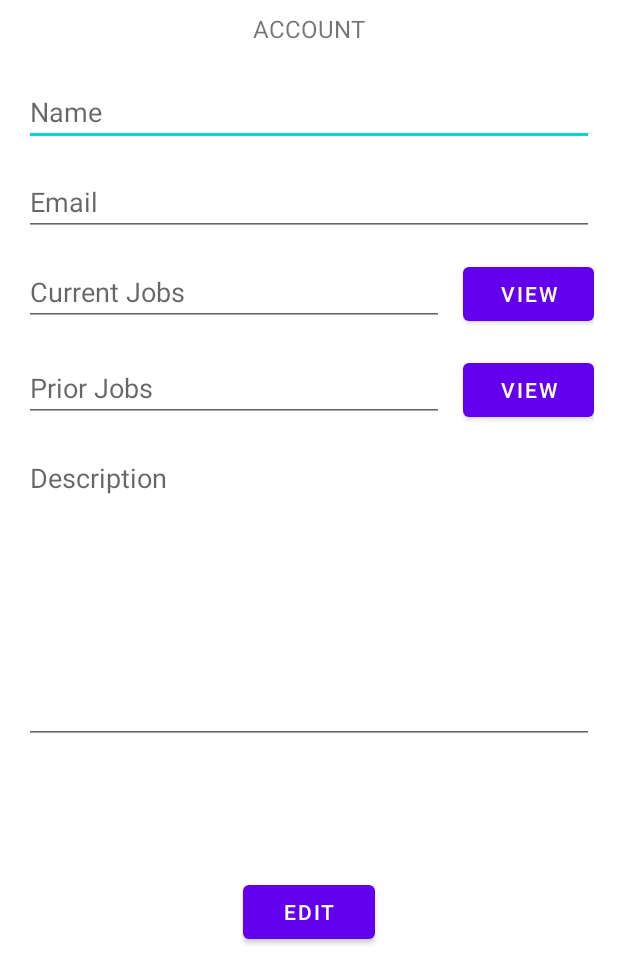
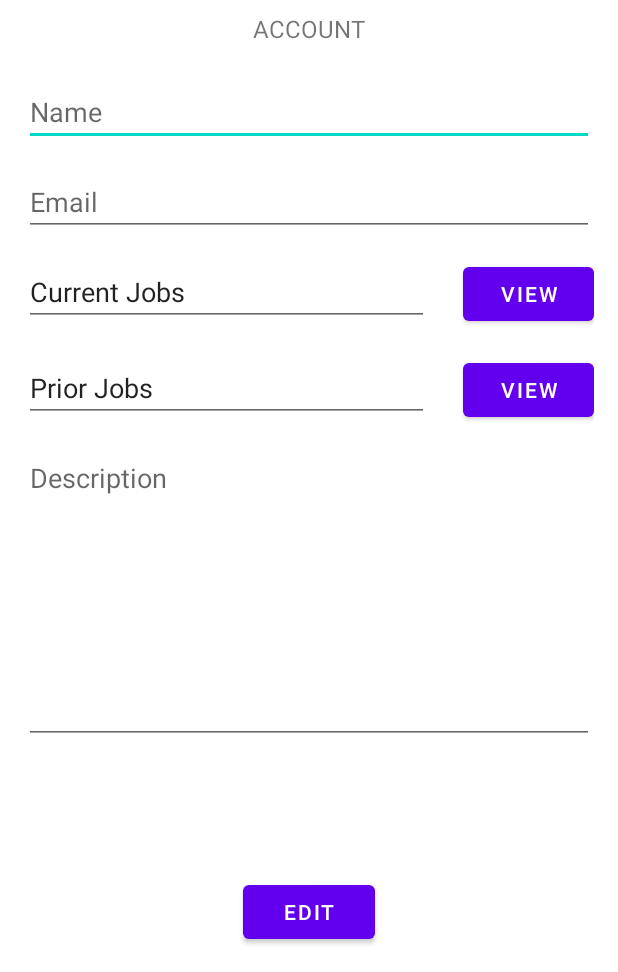
Before and after one commit to MichaelG922/Smarternships, an Android app: the ViewAccountActivity screen opened directly, with no data from a screen before it, on a phone screen of 412 x 824 dp, the part 264-1236 px from its top. Run offline under Robolectric (Android 15) with nearby library versions, the phone set to English and light mode, and no system bars; our stand-ins replace Firebase (no records; nobody signed in at launch, a user with empty details on screens opened directly).

Commit message:
Updated database to retreive data. Create account now passes on to view account. View account now works and retreives data from the database. Updated user to contain more fields

```diff
--- /dev/null
+++ b/app/src/main/java/com/example/smarternships/data/model/OnGetDataListener.kt
@@ -0,0 +1,10 @@
+package com.example.smarternships.data.model
+
+import com.google.firebase.database.DataSnapshot
+
+
+interface OnGetDataListener {
+    fun onSuccess(dataSnapshot: DataSnapshot?)
+    fun onStart()
+    fun onFailure()
+}
--- a/app/src/main/java/com/example/smarternships/data/model/User.kt
+++ b/app/src/main/java/com/example/smarternships/data/model/User.kt
@@ -2,6 +2,9 @@ package com.example.smarternships.data.model
 
 data class User(
     val userName: String  = "",
+    val userEmail: String  = "",
     val userDescription: String  = "",
-    val isIntern: Boolean = true
+    val isIntern: Boolean = true,
+    val currentJobs: List<Job> = mutableListOf(),
+    val completedJobs: List<Job> = mutableListOf(),
 )
--- a/app/src/main/java/com/example/smarternships/ui/account/ViewAccountActivity.kt
+++ b/app/src/main/java/com/example/smarternships/ui/account/ViewAccountActivity.kt
@@ -1,7 +1,7 @@
 package com.example.smarternships.ui.account
 
-import android.content.Intent
 import android.os.Bundle
+import android.util.Log
 import android.view.Menu
 import android.view.MenuItem
 import android.view.View
@@ -11,22 +11,72 @@ import android.widget.Toast
 import androidx.appcompat.app.AppCompatActivity
 import com.example.smarternships.R
 import com.example.smarternships.data.model.DataBase
+import com.example.smarternships.data.model.OnGetDataListener
+import com.example.smarternships.data.model.User
+import com.google.firebase.database.DataSnapshot
+
 
 class ViewAccountActivity: AppCompatActivity() {
     private lateinit var mTextName: EditText
-    private lateinit var mSaveButton: Button
+    private lateinit var mTextEmail: EditText
+    private lateinit var mTextDescription: EditText
+    private lateinit var mViewCurrentJobs: Button
+    private lateinit var mViewPriorJobs: Button
+    private lateinit var mEditButton: Button
 
     public override fun onCreate(savedInstanceState: Bundle?) {
         super.onCreate(savedInstanceState)
         setContentView(R.layout.view_account)
 
-        mTextName = findViewById<View>(R.id.text_name) as EditText
-        mSaveButton = findViewById<View>(R.id.save_button) as Button
+        val i = intent
+        val e = i.extras
 
-        mSaveButton.setOnClickListener {
-            var name = mTextName.text.toString()
-            Toast.makeText(applicationContext, "Save Name $name", Toast.LENGTH_SHORT).show()
-            DataBase.setUserName("1", name)
+        mTextName = findViewById<View>(R.id.name) as EditText
+        mTextEmail = findViewById<View>(R.id.email) as EditText
+        mTextDescription = findViewById<View>(R.id.description) as EditText
+
+        mViewCurrentJobs = findViewById<View>(R.id.viewCurrentJobs) as Button
+        mViewPriorJobs = findViewById<View>(R.id.viewPriorJobs) as Button
+        mEditButton = findViewById<View>(R.id.edit_button) as Button
+
+        val userID = e?.getString("USERID");
+
+        if (userID != null) {
+            Toast.makeText(applicationContext, userID, Toast.LENGTH_SHORT).show()
+
+            DataBase.getUser(userID, object : OnGetDataListener {
+                override fun onSuccess(dataSnapshot: DataSnapshot?) {
+                    var user = dataSnapshot?.getValue(User::class.java)
+                    if (user != null) {
+                        mTextName.setText(user.userName)
+                        mTextEmail.setText(user.userEmail)
+                        mTextDescription.setText(user.userDescription)
+                    }
+                }
+
+                override fun onStart() {
+                    //when starting
+                    Log.d("ONSTART", "Started")
+                }
+
+                override fun onFailure() {
+                    Log.d("onFailure", "Failed")
+                }
+            })
+        }
+
+        // TODO setup check to see if user being viewed is the logged in user. If it is not then disable and hide edit button
+
+        mViewCurrentJobs.setOnClickListener {
+            Toast.makeText(applicationContext, "Redirect to users Current Jobs", Toast.LENGTH_SHORT).show()
+        }
+
+        mViewPriorJobs.setOnClickListener {
+            Toast.makeText(applicationContext, "Redirect to users Prior Jobs", Toast.LENGTH_SHORT).show()
+        }
+
+        mEditButton.setOnClickListener {
+            Toast.makeText(applicationContext, "Redirect to users Edit Account", Toast.LENGTH_SHORT).show()
         }
     }
 
--- a/app/src/main/java/com/example/smarternships/ui/job/ViewJobActivity.kt
+++ b/app/src/main/java/com/example/smarternships/ui/job/ViewJobActivity.kt
@@ -23,7 +23,7 @@ class ViewJobActivity : AppCompatActivity() {
 
         mCompanyName = findViewById<View>(R.id.company_name) as EditText
         mTimeFrame = findViewById<View>(R.id.time_frame) as EditText
-        mJobDescription = findViewById<View>(R.id.job_description) as EditText
+        mJobDescription = findViewById<View>(R.id.description) as EditText
 
     }
 }
--- a/app/src/main/res/layout/view_account.xml
+++ b/app/src/main/res/layout/view_account.xml
@@ -43,9 +43,9 @@
         android:layout_width="0dp"
         android:layout_height="wrap_content"
         android:layout_marginTop="276dp"
-        android:layout_marginRight="100dp"
+        android:layout_marginRight="110dp"
         android:autofillHints="@string/prompt_create_job_name"
-        android:hint="Current Jobs"
+        android:text="Current Jobs"
         android:inputType="none"
         android:selectAllOnFocus="true"
         app:layout_constraintEnd_toEndOf="parent"
@@ -57,9 +57,9 @@
         android:layout_width="0dp"
         android:layout_height="wrap_content"
         android:layout_marginTop="340dp"
-        android:layout_marginRight="100dp"
+        android:layout_marginRight="110dp"
         android:autofillHints="@string/prompt_create_job_name"
-        android:hint="Prior Jobs"
+        android:text="Prior Jobs"
         android:inputType="none"
         android:selectAllOnFocus="true"
         app:layout_constraintEnd_toEndOf="parent"
```
Also changed, not shown: app/src/main/java/com/example/smarternships/data/model/DataBase.kt (+41 -10 lines), app/src/main/java/com/example/smarternships/ui/account/CreateAccountDetailsActivity.kt (+6 -5 lines).
